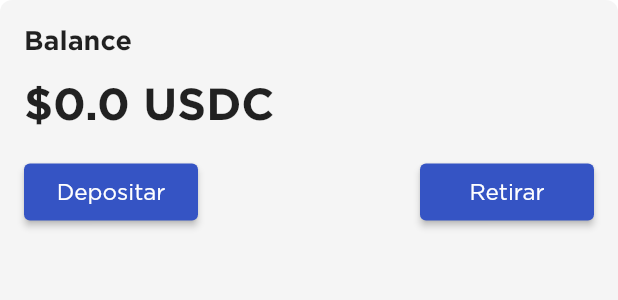
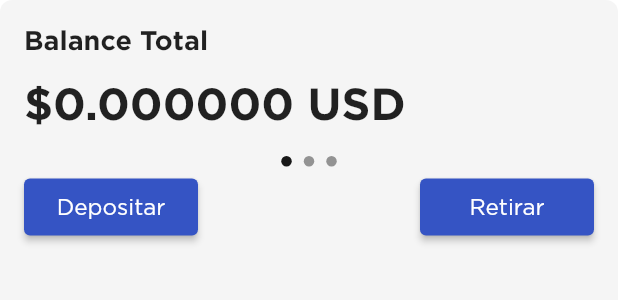
Before and after one commit to Alcancia-io/Alcancia-FrontEnd, a Flutter app: the DashboardCard widget shown alone on an empty page, opened directly, on a phone screen of 412 x 824 dp. Shown: the top 300 px of the screen. Run offline on Flutter 3.47's test engine with Material 2 defaults, Android fonts, the phone set to English and light mode, and no system bars; drawn by our look-alikes of carousel_slider; our stand-ins replace firebase_core, firebase_messaging, flutter_dotenv, flutter_riverpod, flutter_secure_storage, flutter_svg and 4 more; missing offline and left inert: metamap_plugin_flutter; accounts and stored records are empty; generated files the repository leaves out were written again; network calls fail.

Commit message:
feat/cUSD-mcUSD carousel (#57)
* chore: add carousel_slider package

* fix: balance model

* feat: carousel slider in dashboard

* feat: add dot indicators to carousel

* fix: failed user parsing in signup

* fix: balance decimal points

```diff
--- a/lib/src/features/registration/presentation/registration_screen.dart
+++ b/lib/src/features/registration/presentation/registration_screen.dart
@@ -1,6 +1,7 @@
 import 'package:alcancia/src/features/registration/model/user_registration_model.dart';
 import 'package:alcancia/src/resources/colors/colors.dart';
 import 'package:alcancia/src/shared/extensions/string_extensions.dart';
+import 'package:alcancia/src/shared/provider/balance_provider.dart';
 import 'package:flutter/material.dart';
 import 'package:flutter/cupertino.dart';
 import 'package:alcancia/src/shared/components/alcancia_components.dart';
@@ -31,10 +32,8 @@
   bool obscurePassword = true;
   bool obscureConfirmPassword = true;
 
-  final selectedDateProvider =
-      StateProvider.autoDispose<DateTime>((ref) => DateTime.now());
-  final selectedGenderProvider =
-      StateProvider.autoDispose<Gender?>((ref) => null);
+  final selectedDateProvider = StateProvider.autoDispose<DateTime>((ref) => DateTime.now());
+  final selectedGenderProvider = StateProvider.autoDispose<Gender?>((ref) => null);
 
   var signupInput;
 
@@ -91,8 +90,7 @@
             key: _formKey,
             autovalidateMode: AutovalidateMode.always,
             child: ListView(
-              padding:
-                  const EdgeInsets.only(left: 32.0, right: 32.0, bottom: 32.0),
+              padding: const EdgeInsets.only(left: 32.0, right: 32.0, bottom: 32.0),
               children: [
                 Padding(
                   padding: const EdgeInsets.all(16.0),
@@ -106,12 +104,9 @@
                   children: const [
                     Text(
                       "¡Hola!",
-                      style:
-                          TextStyle(fontWeight: FontWeight.bold, fontSize: 35),
+                      style: TextStyle(fontWeight: FontWeight.bold, fontSize: 35),
                     ),
-                    Text(
-                        "Completa la siguiente información para crear tu cuenta",
-                        style: TextStyle(fontSize: 15)),
+                    Text("Completa la siguiente información para crear tu cuenta", style: TextStyle(fontSize: 15)),
                   ],
                 ),
                 const SizedBox(
@@ -194,9 +189,7 @@
                     if (value == null || value.isEmpty) {
                       return appLocalization.errorRequiredField;
                     } else {
-                      return value.isValidEmail()
-                          ? null
-                          : appLocalization.errorEmailFormat;
+                      return value.isValidEmail() ? null : appLocalization.errorEmailFormat;
                     }
                   },
                 ),
@@ -215,9 +208,7 @@
                         obscurePassword = !obscurePassword;
                       });
                     },
-                    child: Icon(obscurePassword
-                        ? CupertinoIcons.eye
-                        : CupertinoIcons.eye_fill),
+                    child: Icon(obscurePassword ? CupertinoIcons.eye : CupertinoIcons.eye_fill),
                   ),
                   validator: (value) {
                     if (value == null || value.isEmpty) {
@@ -225,8 +216,7 @@
                     } else {
                       return value.isValidPassword()
                           ? null
-                          : appLocalization
-                              .errorInvalidPassword; // TODO: Password validation text
+                          : appLocalization.errorInvalidPassword; // TODO: Password validation text
                     }
                   },
                 ),
@@ -244,16 +234,13 @@
                         obscureConfirmPassword = !obscureConfirmPassword;
                       });
                     },
-                    child: Icon(obscureConfirmPassword
-                        ? CupertinoIcons.eye
-                        : CupertinoIcons.eye_fill),
+                    child: Icon(obscureConfirmPassword ? CupertinoIcons.eye : CupertinoIcons.eye_fill),
                   ),
                   validator: (value) {
                     if (value == null || value.isEmpty) {
                       return appLocalization.errorRequiredField;
                     } else if (value != passwordController.text) {
-                      return appLocalization
-                          .errorPasswordMatch; // TODO: Confirm password validation text
+                      return appLocalization.errorPasswordMatch; // TODO: Confirm password validation text
                     }
                   },
                 ),
@@ -275,15 +262,14 @@
                       gender: selectedGender.string,
                       phoneNumber: "",
                       dob: selectedDate,
-                      balance: 0.0,
+                      balance: Balance(total: 0, aPolUSDC: 0, cUSD: 0, etherscan: 0, mcUSD: 0),
                       walletAddress: "",
                       country: '',
                       profession: '',
                     );
                     if (isValid(selectedGender, selectedDate)) {
                       context.push("/phone-registration",
-                          extra: UserRegistrationModel(
-                              user: user, password: passwordController.text));
+                          extra: UserRegistrationModel(user: user, password: passwordController.text));
                     }
                   },
                 ),
--- a/lib/src/screens/dashboard/dashboard_screen.dart
+++ b/lib/src/screens/dashboard/dashboard_screen.dart
@@ -32,6 +32,7 @@
   String _error = "";
 
   Future<void> setUserInformation() async {
+
     setState(() {
       _isLoading = true;
     });
@@ -40,7 +41,7 @@
       inspect(userInfo);
       txns = userInfo.txns;
       ref.watch(userProvider.notifier).setUser(userInfo.user);
-      ref.watch(balanceProvider.notifier).setBalance(Balance(balance: userInfo.user.balance));
+      ref.watch(balanceProvider.notifier).setBalance(userInfo.user.balance);
     } catch (err) {
       setState(() {
         _error = err.toString();
@@ -54,7 +55,7 @@
   void setUserBalance() async {
     try {
       var balance = await dashboardController.fetchUserBalance();
-      ref.watch(balanceProvider.notifier).setBalance(Balance(balance: balance));
+      ref.watch(balanceProvider.notifier).setBalance(balance);
     } catch (err) {}
   }
 
--- /dev/null
+++ b/lib/src/shared/components/dashboard/balance_carousel.dart
@@ -0,0 +1,95 @@
+import 'package:alcancia/src/shared/provider/balance_provider.dart';
+import 'package:flutter/material.dart';
+import 'package:carousel_slider/carousel_slider.dart';
+
+class BalanceItem {
+  BalanceItem({required this.title, required this.value, required this.currency});
+
+  String title;
+  double value;
+  String currency;
+}
+
+class BalanceCarousel extends StatefulWidget {
+  const BalanceCarousel({Key? key, required this.balance}) : super(key: key);
+  final Balance balance;
+
+  @override
+  State<BalanceCarousel> createState() => _BalanceCarouselState();
+}
+
+class _BalanceCarouselState extends State<BalanceCarousel> {
+  final CarouselController _controller = CarouselController();
+  int _current = 0;
+
+  @override
+  Widget build(BuildContext context) {
+    final totalBalanceItem = BalanceItem(title: "Balance Total", value: widget.balance.total, currency: "USD");
+    final cUSDBalanceItem =
+        BalanceItem(title: "Balance Celo USD", value: widget.balance.mcUSD + widget.balance.cUSD, currency: "CUSD");
+    final usdcBalanceItem = BalanceItem(
+        title: "Balance USD Coin", value: widget.balance.etherscan + widget.balance.aPolUSDC, currency: "USDC");
+    final carouselItems = [totalBalanceItem, usdcBalanceItem, cUSDBalanceItem];
+    return Column(
+      children: [
+        CarouselSlider.builder(
+          carouselController: _controller,
+          itemCount: carouselItems.length,
+          itemBuilder: (BuildContext context, int itemIndex, int _) {
+            final balance = carouselItems[itemIndex];
+            return SizedBox(
+              width: double.infinity,
+              child: Column(
+                crossAxisAlignment: CrossAxisAlignment.start,
+                children: [
+                  Text(
+                    balance.title,
+                    style: const TextStyle(
+                      fontSize: 18,
+                      fontWeight: FontWeight.bold,
+                    ),
+                  ),
+                  Container(
+                    padding: const EdgeInsets.only(top: 16),
+                    child: Text(
+                      "\$${balance.value.toStringAsFixed(6)} ${balance.currency}",
+                      style: const TextStyle(
+                        fontWeight: FontWeight.bold,
+                        fontSize: 30,
+                      ),
+                    ),
+                  ),
+                ],
+              ),
+            );
+          },
+          options: CarouselOptions(
+              viewportFraction: 1,
+              height: 80,
+              onPageChanged: (int index, _) {
+                setState(() {
+                  _current = index;
+                });
+              }),
+        ),
+        Row(
+          mainAxisAlignment: MainAxisAlignment.center,
+          children: carouselItems.asMap().entries.map((entry) {
+            return GestureDetector(
+              onTap: () => _controller.animateToPage(entry.key),
+              child: Container(
+                width: 7.0,
+                height: 7.0,
+                margin: EdgeInsets.symmetric(vertical: 8.0, horizontal: 4.0),
+                decoration: BoxDecoration(
+                    shape: BoxShape.circle,
+                    color: (Theme.of(context).brightness == Brightness.dark ? Colors.white : Colors.black)
+                        .withOpacity(_current == entry.key ? 0.9 : 0.4)),
+              ),
+            );
+          }).toList(),
+        ),
+      ],
+    );
+  }
+}
--- a/lib/src/shared/components/dashboard/dashboard_card.dart
+++ b/lib/src/shared/components/dashboard/dashboard_card.dart
@@ -1,5 +1,6 @@
 import 'package:alcancia/src/resources/colors/colors.dart';
 import 'package:alcancia/src/shared/components/alcancia_components.dart';
+import 'package:alcancia/src/shared/components/dashboard/balance_carousel.dart';
 import 'package:alcancia/src/shared/provider/balance_provider.dart';
 import 'package:flutter/material.dart';
 import 'package:flutter_riverpod/flutter_riverpod.dart';
@@ -10,50 +11,20 @@
 
   @override
   Widget build(BuildContext context, WidgetRef ref) {
-    var ctx = Theme.of(context);
-    var userBalance = ref.watch(balanceProvider);
-    Object? balance = 0.0;
-    if (userBalance?.balance != null) {
-      balance = userBalance?.balance == 0.0
-          ? 0
-          : userBalance?.balance.toStringAsFixed(6);
-    }
-
+    final ctx = Theme.of(context);
+    final userBalance = ref.watch(balanceProvider);
     return Container(
       padding: const EdgeInsets.all(16.0),
       decoration: BoxDecoration(
-        color: ctx.brightness == Brightness.dark
-            ? alcanciaCardDark2
-            : alcanciaCardLight2,
-        borderRadius: BorderRadius.all(
+        color: ctx.brightness == Brightness.dark ? alcanciaCardDark2 : alcanciaCardLight2,
+        borderRadius: const BorderRadius.all(
           Radius.circular(8),
         ),
       ),
       child: Column(
         crossAxisAlignment: CrossAxisAlignment.start,
         children: [
-          Row(
-            mainAxisAlignment: MainAxisAlignment.spaceBetween,
-            children: const [
-              Text(
-                "Balance",
-                style: TextStyle(
-                  fontSize: 18,
-                  fontWeight: FontWeight.bold,
-                ),
-              ),
-            ],
-          ),
-          Container(
-            padding: const EdgeInsets.only(top: 16, bottom: 24),
-            child: Text(
-              "\$${balance} USDC",
-              style: const TextStyle(
-                fontWeight: FontWeight.bold,
-                fontSize: 30,
-              ),
-            ),
-          ),
+          BalanceCarousel(balance: userBalance),
           Column(
             crossAxisAlignment: CrossAxisAlignment.start,
             children: [
--- a/lib/src/shared/provider/balance_provider.dart
+++ b/lib/src/shared/provider/balance_provider.dart
@@ -2,21 +2,38 @@
 import 'package:intl/intl.dart';
 
 class Balance {
-  double balance;
+  double total;
+  double aPolUSDC;
+  double cUSD;
+  double etherscan;
+  double mcUSD;
 
   Balance({
-    required this.balance,
+    required this.total,
+    required this.aPolUSDC,
+    required this.cUSD,
+    required this.etherscan,
+    required this.mcUSD,
   });
+
+  Balance.fromMap(Map<String, dynamic> map)
+      : this(
+          total: double.parse(map['total'].toString()),
+          aPolUSDC: double.parse(map['aPolUSDC'].toString()),
+          cUSD: double.parse(map['cUSD'].toString()),
+          etherscan: double.parse(map['etherscan'].toString()),
+          mcUSD: double.parse(map['mcUSD'].toString()),
+        );
 }
 
-class BalanceState extends StateNotifier<Balance?> {
-  BalanceState() : super(null);
+class BalanceState extends StateNotifier<Balance> {
+  BalanceState() : super(Balance(total: 0, aPolUSDC: 0, cUSD: 0, etherscan: 0, mcUSD: 0));
 
   void setBalance(Balance balance) {
     state = balance;
   }
 }
 
-final balanceProvider = StateNotifierProvider<BalanceState, Balance?>((ref) {
+final balanceProvider = StateNotifierProvider<BalanceState, Balance>((ref) {
   return BalanceState();
 });
--- a/lib/src/shared/provider/user_provider.dart
+++ b/lib/src/shared/provider/user_provider.dart
@@ -1,3 +1,4 @@
+import 'package:alcancia/src/shared/provider/balance_provider.dart';
 import 'package:flutter_riverpod/flutter_riverpod.dart';
 
 import '../models/alcancia_models.dart';
@@ -17,7 +18,7 @@
       country: "",
       phoneNumber: "",
       dob: DateTime.now(),
-      balance: 0,
+      balance: Balance(total: 0, aPolUSDC: 0, cUSD: 0, etherscan: 0, mcUSD: 0),
       walletAddress: "",
       profession: '',
     );
@@ -27,7 +28,7 @@
     state = user;
   }
 
-  void setBalance(double balance) {
+  void setBalance(Balance balance) {
     state?.balance = balance;
   }
 
--- a/pubspec.yaml
+++ b/pubspec.yaml
@@ -55,6 +55,7 @@
   firebase_messaging: ^14.1.1
   metamap_plugin_flutter: 3.0.0
   fluttertoast: ^8.1.2
+  carousel_slider: ^4.2.1
 
 dev_dependencies:
   flutter_test:
```
Also changed, not shown: lib/src/features/registration/model/registration_controller.dart (+7 -21 lines), lib/src/screens/dashboard/dashboard_controller.dart (+4 -3 lines), lib/src/shared/graphql/queries/me_query.dart (+7 -1 lines), lib/src/shared/graphql/queries/walletbalance_query.dart (+7 -1 lines), lib/src/shared/models/user_model.dart (+4 -3 lines), pubspec.lock.
